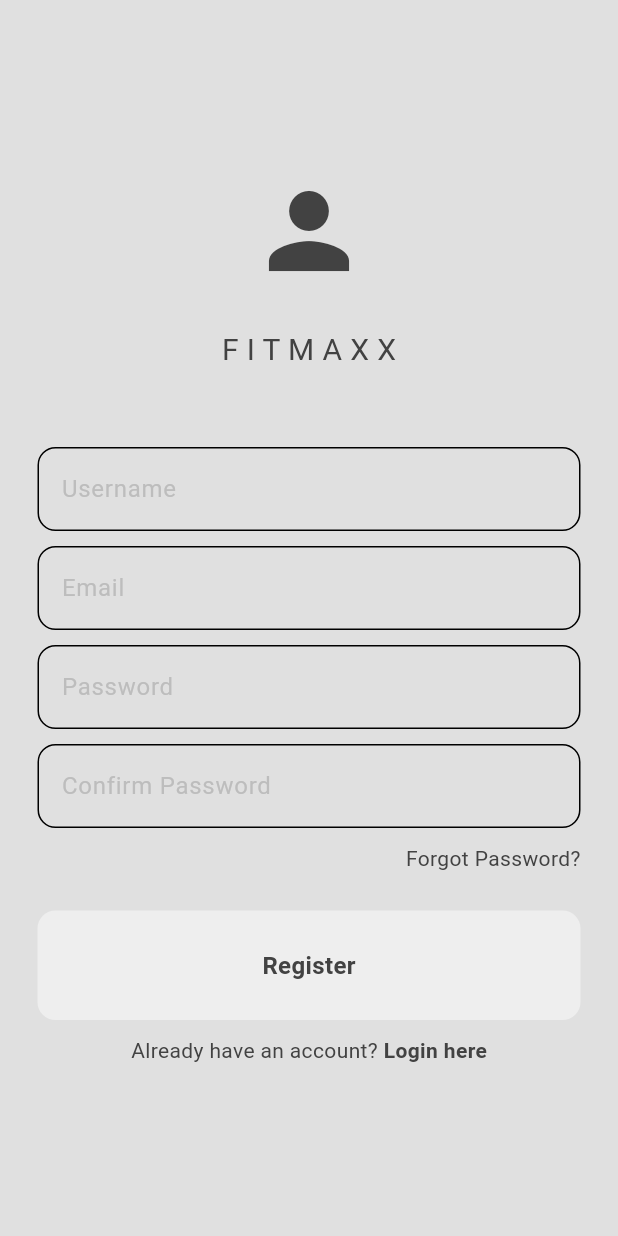
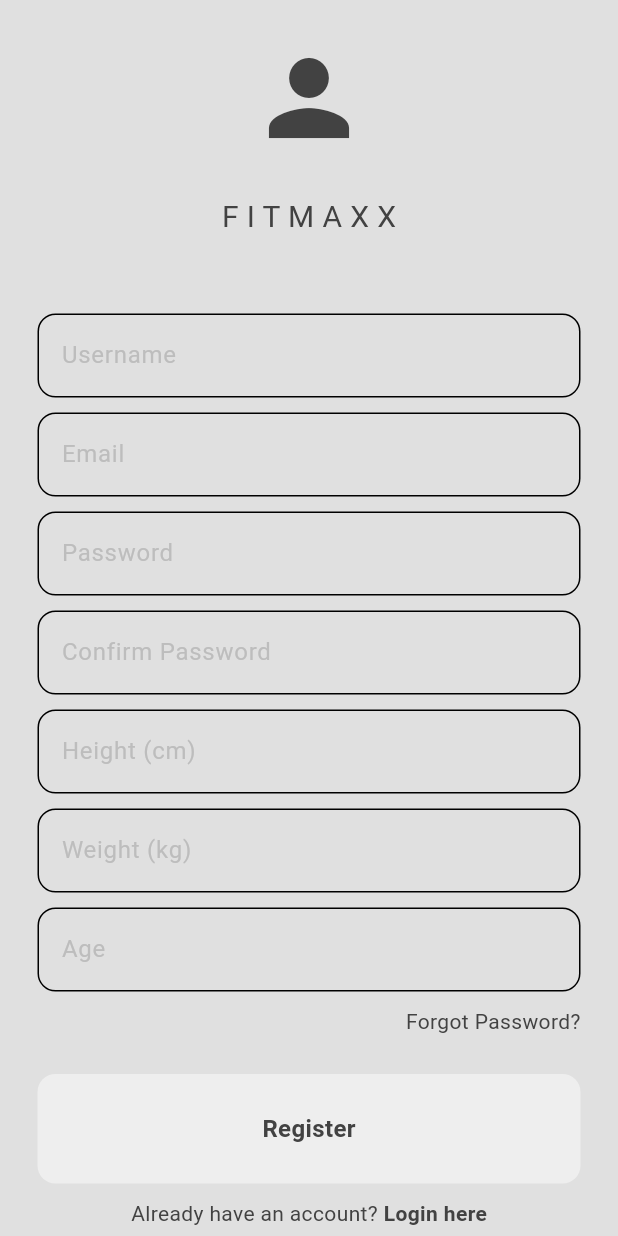
Before and after one commit to SH4D0W074/FitMaxx-NEA, a Flutter app: the screen it shows after launch, after a tap on "Register here", on a phone screen of 412 x 824 dp. Run offline on Flutter 3.47's test engine with Material 3 defaults, Android fonts, the light colour scheme and no system bars; our stand-ins replace cloud_firestore, firebase_auth, firebase_core, google_nav_bar; accounts and stored records are empty; network calls fail.

Commit message:
Added new textfields on register page, finished creating UserDoc when registering with all fields, added validation to mytextfield component for type

```diff
--- a/lib/components/my_textfield.dart
+++ b/lib/components/my_textfield.dart
@@ -1,15 +1,21 @@
 import 'package:flutter/material.dart';
+import 'package:flutter/services.dart';
 
 class MyTextfield extends StatelessWidget {
   final String hintText;
   final bool obscureText;
   final TextEditingController controller;
 
+  final TextInputType? keyboardType;
+  final List<TextInputFormatter>? inputFormatters;
+
   const MyTextfield({
     super.key,
     required this.hintText,
     required this.obscureText,
     required this.controller,
+    this.keyboardType = TextInputType.text, // default = string
+    this.inputFormatters, // default = null (no restriction)
   });
 
   @override
@@ -24,6 +30,8 @@ class MyTextfield extends StatelessWidget {
         hintStyle: TextStyle(color: Theme.of(context).colorScheme.secondary)
       ),
       obscureText: obscureText,
+      keyboardType: keyboardType,
+      inputFormatters: inputFormatters,
     );
   }
 }
--- a/lib/pages/register_page.dart
+++ b/lib/pages/register_page.dart
@@ -7,6 +7,7 @@ import 'package:fitmaxx/models/user_model.dart';
 import 'package:fitmaxx/services/auth_service.dart';
 import 'package:flutter/material.dart';
 import 'package:fitmaxx/services/user_service.dart';
+import 'package:flutter/services.dart';
 
 
 class RegisterPage extends StatefulWidget {
@@ -27,6 +28,9 @@ class _RegisterPageState extends State<RegisterPage> {
   final TextEditingController emailController = TextEditingController();
   final TextEditingController passwordController = TextEditingController();
   final TextEditingController confirmPwController = TextEditingController();
+  final TextEditingController heightController = TextEditingController();
+  final TextEditingController weightController = TextEditingController();
+  final TextEditingController ageController = TextEditingController();
 
   // register method
   void registerUser() async {
@@ -63,14 +67,14 @@ class _RegisterPageState extends State<RegisterPage> {
           email: userCredential.user!.email!,
           username: usernameController.text,
           units: 'metric',
-          height: 0.0,
-          weight: 0.0,
-          age: 0,
+          height: heightController.text.isNotEmpty ? double.parse(heightController.text) : 0.0,
+          weight: weightController.text.isNotEmpty ? double.parse(weightController.text) : 0.0,
+          age: ageController.text.isNotEmpty ? int.parse(ageController.text) : 0,
           targetCalories: 2000,
           consumedCalories: 0.0,
           burnedCalories: 0.0,
         );
-
+        // get user service instance
         final userService = UserService();
         // create a user document and add to firestore
         userService.createUserDocument(userCredential, newUser );
@@ -153,6 +157,51 @@ class _RegisterPageState extends State<RegisterPage> {
 
             SizedBox(height: 10),
 
+            // height textfield
+            MyTextfield(
+              hintText: 'Height (cm)',
+              obscureText: false,
+              controller: heightController,
+              keyboardType: const TextInputType.numberWithOptions(decimal: true),
+              inputFormatters: [
+                FilteringTextInputFormatter.allow(
+                  RegExp(r'^\d*\.?\d*$'),
+                ),
+              ]
+            ),
+
+            SizedBox(height: 10),
+
+            // weight textfield
+            MyTextfield(
+              hintText: 'Weight (kg)',
+              obscureText: false,
+              controller: weightController,
+              keyboardType: const TextInputType.numberWithOptions(decimal: true),
+              inputFormatters: [
+                FilteringTextInputFormatter.allow(
+                  RegExp(r'^\d*\.?\d*$'),
+                ),
+              ]
+            ),
+
+            SizedBox(height: 10),
+
+            // age textfield
+            MyTextfield(
+              hintText: 'Age',
+              obscureText: false,
+              controller: ageController,
+              keyboardType: const TextInputType.numberWithOptions(decimal: true),
+              inputFormatters: [
+                FilteringTextInputFormatter.allow(
+                  RegExp(r'^\d*\.?\d*$'),
+                ),
+              ]
+            ),
+
+            SizedBox(height: 10),
+
             // forgot password
             Row(
               mainAxisAlignment: MainAxisAlignment.end,
```
